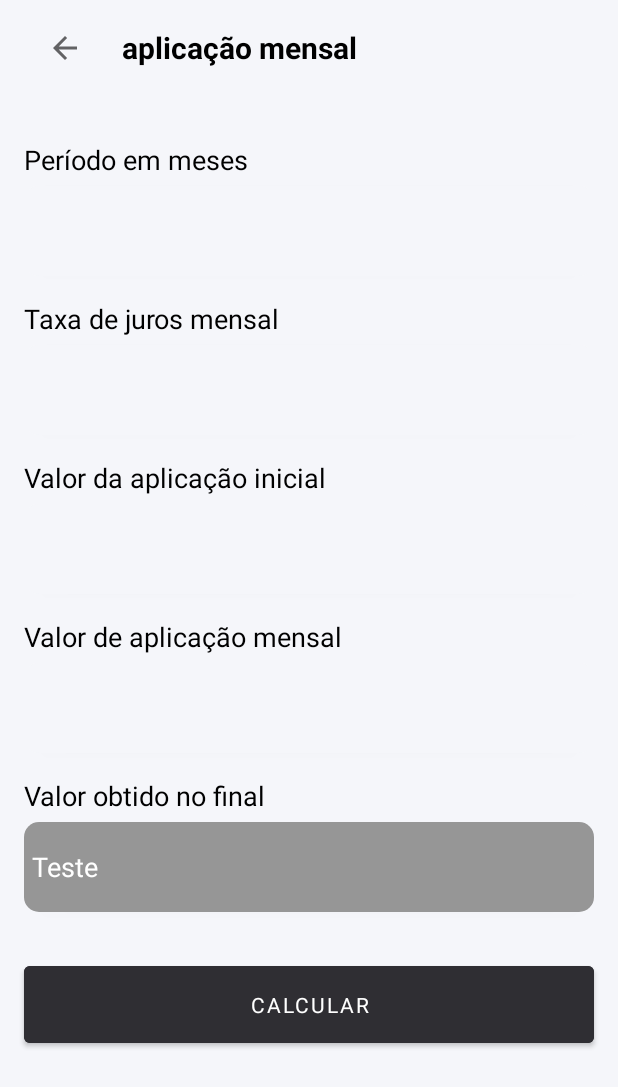
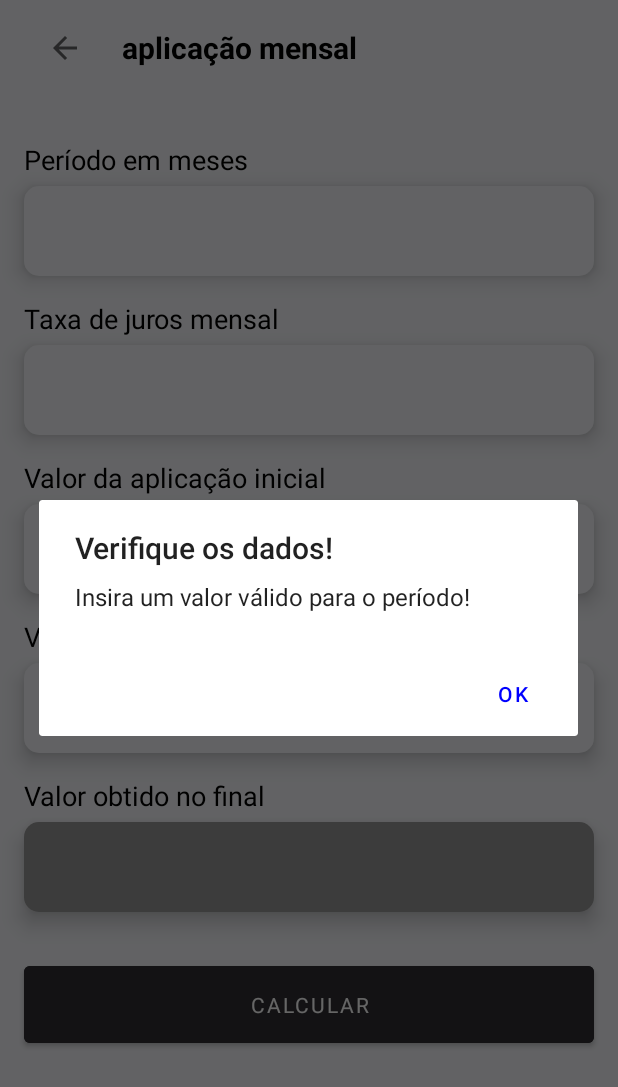
Before and after one commit to natanfelipe/EverisFinancialGoal, an Android app: the fragment MonthlyFragment shown on its own in the app's theme, after a tap on "CALCULAR", on a phone screen of 412 x 824 dp. Shown: the top 1087 px of the screen. Run offline under Robolectric (Android 15) with nearby library versions, the phone set to English and light mode, and no system bars; Roboto replaces fonts that are not available here.

Commit message:
Subindo ajustes da tela de monthly

```diff
--- a/app/src/main/java/com/br/everis/financialgoal/data/datasource/model/monthly/MonthlyModelRequest.kt
+++ b/app/src/main/java/com/br/everis/financialgoal/data/datasource/model/monthly/MonthlyModelRequest.kt
@@ -5,7 +5,7 @@ import com.google.gson.annotations.SerializedName
 data class MonthlyModelRequest(
     @SerializedName("initial")
     val val_inicial : Double,
-    @SerializedName("month")
+    @SerializedName("monthly")
     val aport_mensal : Double,
     @SerializedName("profitability")
     val taxa_juros : Float,
--- a/app/src/main/java/com/br/everis/financialgoal/ui/cadastro/CadastroActivity.kt
+++ b/app/src/main/java/com/br/everis/financialgoal/ui/cadastro/CadastroActivity.kt
@@ -18,7 +18,7 @@ class CadastroActivity : AppCompatActivity() {
         super.onCreate(savedInstanceState)
         setContentView(R.layout.activity_cadastro)
 
-       inflateFragment()
+      inflateFragment()
     }
 
     private fun inflateFragment() {
--- a/app/src/main/java/com/br/everis/financialgoal/ui/monthly/MonthlyFragment.kt
+++ b/app/src/main/java/com/br/everis/financialgoal/ui/monthly/MonthlyFragment.kt
@@ -1,37 +1,37 @@
 package com.br.everis.financialgoal.ui.monthly
 
 import android.app.AlertDialog
-import android.content.Context
 import android.graphics.Color
 import android.os.Bundle
-import androidx.fragment.app.Fragment
 import android.view.LayoutInflater
 import android.view.View
 import android.view.ViewGroup
 import android.widget.*
-import androidx.core.view.isInvisible
+import androidx.appcompat.widget.AppCompatImageView
+import androidx.fragment.app.Fragment
 import androidx.fragment.app.FragmentActivity
-import androidx.lifecycle.LifecycleOwner
-import androidx.lifecycle.Observer
-import androidx.lifecycle.ViewModel
 import com.br.everis.financialgoal.R
 import com.br.everis.financialgoal.data.datasource.model.monthly.MonthlyModelRequest
 import com.br.everis.financialgoal.viewmodel.monthly.MonthlyViewModel
 import org.koin.androidx.viewmodel.ext.android.viewModel
+import java.text.NumberFormat
 
-class MonthlyFragment: Fragment() {
+
+class MonthlyFragment : Fragment() {
 
     lateinit var text_navBar: TextView
     lateinit var btn_calcular: Button
-    lateinit var btn_back : Button
-    lateinit var periodo : EditText
+    lateinit var btn_back: AppCompatImageView
+    lateinit var periodo: EditText
     lateinit var juros: EditText
-    lateinit var aplic_inicial : EditText
-    lateinit var aplic_mensal : EditText
-    lateinit var valor_final : TextView
-    lateinit var progressBar : ProgressBar
+    lateinit var aplic_inicial: EditText
+    lateinit var aplic_mensal: EditText
+    lateinit var valor_final: TextView
+    lateinit var progressBar: ProgressBar
+    lateinit var frame_monthly: FrameLayout
 
-    val monthlyViewModel : MonthlyViewModel by viewModel()
+
+    val monthlyViewModel: MonthlyViewModel by viewModel()
 
 
     override fun onCreateView(
@@ -48,11 +48,11 @@ class MonthlyFragment: Fragment() {
         super.onViewCreated(view, savedInstanceState)
 
 
-            setView(view)
-            setClick()
-        }
+        setView(view)
+        setClick()
+    }
 
-        fun setView(v: View){
+    fun setView(v: View) {
         text_navBar = v.findViewById(R.id.textNav)
         text_navBar.text = getString(R.string.nav_bar_monthly)
         btn_calcular = v.findViewById(R.id.btn_monthly_calcular)
@@ -62,41 +62,52 @@ class MonthlyFragment: Fragment() {
         aplic_mensal = v.findViewById(R.id.edit_val_mensal)
         valor_final = v.findViewById(R.id.edit_val_final)
         progressBar = v.findViewById(R.id.progressBar_monthly)
+        btn_back = v.findViewById(R.id.btnBackHome)
+        frame_monthly = v.findViewById(R.id.loading_frameLayout_monthly)
 
     }
-    fun setClick(){
+
+    fun setClick() {
 
         btn_calcular.setOnClickListener {
-
-           if (monthlyViewModel.isValid(periodo = periodo.text.toString().toInt())){
-
-                monthlyViewModel.messageMonthlyValidator.observe(viewLifecycleOwner){
-                    message -> onAlertDialogLogin(getString(message))
+            if (monthlyViewModel.isValid(
+                    periodo = periodo.text.toString(),
+                    juros = juros.text.toString(),
+                    aplic_inicial = aplic_inicial.text.toString(),
+                    aplic_mensal = aplic_mensal.text.toString()
+                )
+            ) {
+                frame_monthly.visibility = View.VISIBLE
+                val monthlyDados = MonthlyModelRequest(
+                    val_inicial = aplic_inicial.text.toString().toDouble(),
+                    aport_mensal = aplic_mensal.text.toString().toDouble(),
+                    taxa_juros = juros.text.toString().toFloat(),
+                    periodo_meses = periodo.text.toString().toInt(),
+                    juros_mensais = true
+                )
+                monthlyViewModel.init(monthlyDados)
+                monthlyViewModel.response.observe(viewLifecycleOwner) { response ->
+                    frame_monthly.visibility = View.GONE
+                    val resp = response.ganho_acumulado.toString().toDouble()
+                    valor_final.setText(NumberFormat.getCurrencyInstance().format(resp))
                 }
-
-            }else{
-                monthlyViewModel.messageMonthlyValidator.observe(viewLifecycleOwner){
-                        message -> onAlertDialogLogin(getString(message))
+            } else {
+                frame_monthly.visibility = View.GONE
+                monthlyViewModel.messageMonthlyValidator.observe(viewLifecycleOwner) { message ->
+                    onAlertDialogLogin(getString(message))
                 }
             }
-
-            /*val monthlyDados = MonthlyModelRequest(val_inicial = aplic_inicial.text.toString().toDouble(),
-            aport_mensal = aplic_mensal.text.toString().toDouble(),
-            taxa_juros = juros.text.toString().toFloat(),
-            periodo_meses = periodo.text.toString().toInt(),
-            juros_mensais = true)
-            monthlyViewModel.init(monthlyDados)
-            monthlyViewModel.response.observe(viewLifecycleOwner){
-                    response -> valor_final.setText(response.ganho_acumulado.toString())
-            }*/
+        }
+        btn_back.setOnClickListener {
+            onAlertDialogLogin("Não implementado")
         }
     }
 
-    fun onAlertDialogLogin(message:String) {
+    fun onAlertDialogLogin(message: String) {
         val builder = AlertDialog.Builder(context)
-        builder.setTitle(R.string.dialog_title)
+        builder.setTitle(R.string.erro_dialog_monthly)
         builder.setMessage(message)
-        builder.setPositiveButton(R.string.positive_button){dialog, which ->
+        builder.setPositiveButton(R.string.positive_button) { dialog, which ->
             dialog.dismiss()
         }
 
--- a/app/src/main/res/layout/fragment_monthly.xml
+++ b/app/src/main/res/layout/fragment_monthly.xml
@@ -1,17 +1,20 @@
 <?xml version="1.0" encoding="utf-8"?>
-<ScrollView xmlns:android="http://schemas.android.com/apk/res/android"
+<ScrollView
+    xmlns:android="http://schemas.android.com/apk/res/android"
     xmlns:tools="http://schemas.android.com/tools"
+    xmlns:app="http://schemas.android.com/apk/res-auto"
     android:layout_width="match_parent"
     android:layout_height="match_parent"
     android:background="@color/grey"
-    xmlns:app="http://schemas.android.com/apk/res-auto"
     tools:context=".ui.monthly.MonthlyFragment"
     android:orientation="vertical"
+    android:fillViewport="true"
     android:id="@+id/layout_monthly">
     <androidx.constraintlayout.widget.ConstraintLayout
         android:layout_width="match_parent"
         android:layout_height="match_parent"
         android:background="@color/grey">
+
         <include
             android:id="@+id/monthly_nav_bar"
             layout="@layout/navbar_login"
@@ -32,18 +35,20 @@
             android:fontFamily="@font/roboto"
             app:layout_constraintStart_toStartOf="parent"
             app:layout_constraintTop_toBottomOf="@+id/monthly_nav_bar" />
+
         <EditText
             android:id="@+id/edt_periodo_meses"
-            android:inputType="number"
             android:layout_width="match_parent"
             android:layout_height="wrap_content"
             android:layout_marginStart="@dimen/margin_txt_monthly"
             android:layout_marginTop="@dimen/text_margin"
-            android:layout_marginEnd="@dimen/margin_txt_monthly"
+            android:layout_marginEnd="16dp"
+            android:background="@drawable/custom_edi_text_user"
+            android:elevation="@dimen/elevation"
+            android:inputType="number"
+            android:paddingStart="@dimen/padding_text_monthly"
             android:textSize="@dimen/text_size_monthly"
-            android:elevation="@dimen/elevation"
-            android:paddingStart="5dp"
-            android:background="@drawable/custom_edi_text_user"
+            app:layout_constraintEnd_toStartOf="@+id/loading_frameLayout_monthly"
             app:layout_constraintStart_toStartOf="parent"
             app:layout_constraintTop_toBottomOf="@+id/txt_periodo_meses" />
         <TextView
@@ -61,6 +66,7 @@
             app:layout_constraintTop_toBottomOf="@+id/edt_periodo_meses" />
         <EditText
             android:id="@+id/edt_taxa"
+            android:inputType="numberDecimal"
             android:layout_width="match_parent"
             android:layout_height="wrap_content"
             android:layout_marginTop="@dimen/text_margin"
@@ -68,7 +74,7 @@
             android:layout_marginEnd="@dimen/margin_txt_monthly"
             android:textSize="@dimen/text_size_monthly"
             android:elevation="@dimen/elevation"
-            android:paddingStart="5dp"
+            android:paddingStart="@dimen/padding_text_monthly"
             android:background="@drawable/custom_edi_text_user"
             app:layout_constraintStart_toStartOf="parent"
             app:layout_constraintTop_toBottomOf="@+id/txt_taxa"/>
@@ -87,6 +93,7 @@
             app:layout_constraintTop_toBottomOf="@+id/edt_taxa" />
         <EditText
             android:id="@+id/edit_val_init"
+            android:inputType="numberDecimal"
             android:layout_width="match_parent"
             android:layout_height="wrap_content"
             android:layout_marginTop="@dimen/text_margin"
@@ -95,7 +102,7 @@
             android:layout_marginEnd="@dimen/margin_txt_monthly"
             android:textSize="@dimen/text_size_monthly"
             android:elevation="@dimen/elevation"
-            android:padding="5dp"
+            android:padding="@dimen/padding_text_monthly"
             android:background="@drawable/custom_edi_text_user"
             app:layout_constraintStart_toStartOf="parent"
             app:layout_constraintTop_toBottomOf="@+id/txt_val_init"/>
@@ -114,6 +121,7 @@
             app:layout_constraintTop_toBottomOf="@+id/edit_val_init" />
         <EditText
             android:id="@+id/edit_val_mensal"
+            android:inputType="numberDecimal"
             android:layout_width="match_parent"
             android:layout_height="wrap_content"
             android:layout_marginTop="@dimen/text_margin"
@@ -122,7 +130,7 @@
             android:layout_marginEnd="@dimen/margin_txt_monthly"
             android:textSize="@dimen/text_size_monthly"
             android:elevation="@dimen/elevation"
-            android:paddingStart="@dimen/margin_5p"
+            android:paddingStart="@dimen/padding_text_monthly"
             android:background="@drawable/custom_edi_text_user"
             app:layout_constraintStart_toStartOf="parent"
             app:layout_constraintTop_toBottomOf="@+id/txt_val_mensal"/>
@@ -149,10 +157,10 @@
             android:layout_marginEnd="@dimen/margin_txt_monthly"
             android:textSize="@dimen/text_size_monthly"
             android:elevation="@dimen/elevation"
-            android:text="Teste"
             android:gravity="center_vertical"
             android:textColor="@color/white"
-            android:paddingStart="5dp"
+            android:paddingStart="@dimen/padding_text_monthly"
+            android:text=""
             android:background="@drawable/custom_edit_blocked"
             app:layout_constraintStart_toStartOf="parent"
             app:layout_constraintTop_toBottomOf="@+id/txt_val_final"/>
@@ -163,24 +171,33 @@
             android:text="@string/btn_montlhy"
             android:fontFamily="@font/roboto"
             android:padding="@dimen/margin_txt_monthly"
+            android:elevation="@dimen/elevation"
             android:layout_marginTop="@dimen/margin_edit"
             android:backgroundTint="@color/dot_next"
             app:layout_constraintStart_toStartOf="parent"
             app:layout_constraintTop_toBottomOf="@id/edit_val_final"
             android:layout_marginStart="@dimen/margin_txt_monthly"
             android:layout_marginEnd="@dimen/margin_txt_monthly"/>
-        <ProgressBar
-            android:id="@+id/progressBar_monthly"
-            android:layout_width="wrap_content"
-            android:layout_height="wrap_content"
-            android:elevation="3dp"
+
+        <FrameLayout
+            android:id="@+id/loading_frameLayout_monthly"
+            android:layout_width="match_parent"
+            android:layout_height="@dimen/height_frame_monthly"
+            android:background="@color/frame_background"
+            android:elevation="@dimen/elevation_frame_monthly"
             android:visibility="gone"
+            app:layout_constraintBottom_toBottomOf="parent"
+            app:layout_constraintEnd_toEndOf="parent"
             app:layout_constraintStart_toStartOf="parent"
-            app:layout_constraintEnd_toEndOf="parent"
-            app:layout_constraintTop_toTopOf="parent"
-            app:layout_constraintBottom_toBottomOf="parent"
-            />
+            app:layout_constraintTop_toTopOf="parent">
 
+            <ProgressBar
+                android:id="@+id/progressBar_monthly"
+                android:layout_width="match_parent"
+                android:layout_height="wrap_content"
+                android:layout_gravity="center_vertical" />
+        </FrameLayout>
 
     </androidx.constraintlayout.widget.ConstraintLayout>
+
 </ScrollView>
--- a/app/src/main/res/values/dimens.xml
+++ b/app/src/main/res/values/dimens.xml
@@ -10,7 +10,7 @@
     <dimen name="marginBox">15dp</dimen>
     <dimen name="buttonLogin">60dp</dimen>
     <dimen name="textButtonSize">15sp</dimen>
-    <dimen name="elevation">2dp</dimen>
+    <dimen name="elevation">8dp</dimen>
     <dimen name="elevetionLoginFrameLoading">3dp</dimen>
     <dimen name="radius">15dp</dimen>
     <dimen name="radius_edit">35dp</dimen>
@@ -42,4 +42,7 @@
     <dimen name="margin_16dp">16dp</dimen>
     <dimen name="margin_11dp">11dp</dimen>
     <dimen name="text_size_14sp">14sp</dimen>
+    <dimen name="elevation_frame_monthly">9dp</dimen>
+    <dimen name="height_frame_monthly">0dp</dimen>
+    <dimen name="padding_text_monthly">8dp</dimen>
 </resources>
--- a/app/src/main/res/values/strings.xml
+++ b/app/src/main/res/values/strings.xml
@@ -38,6 +38,7 @@
     <string name="aplic_inicial_invalida">Insira um valor válido para a aplicação inicial!</string>
     <string name="aplic_mensal_invalida">Insira um valor válido para a aplicação mensal!</string>
     <string name="is_valid">Tudo certo</string>
+    <string name="erro_dialog_monthly">Verifique os dados!</string>
 
     <!-- Textos AlertDialog -->
     <string name="email_alert_title">E-mail inválido</string>
```
Also changed, not shown: app/src/main/java/com/br/everis/financialgoal/viewmodel/monthly/MonthlyViewModel.kt (+11 -3 lines).
